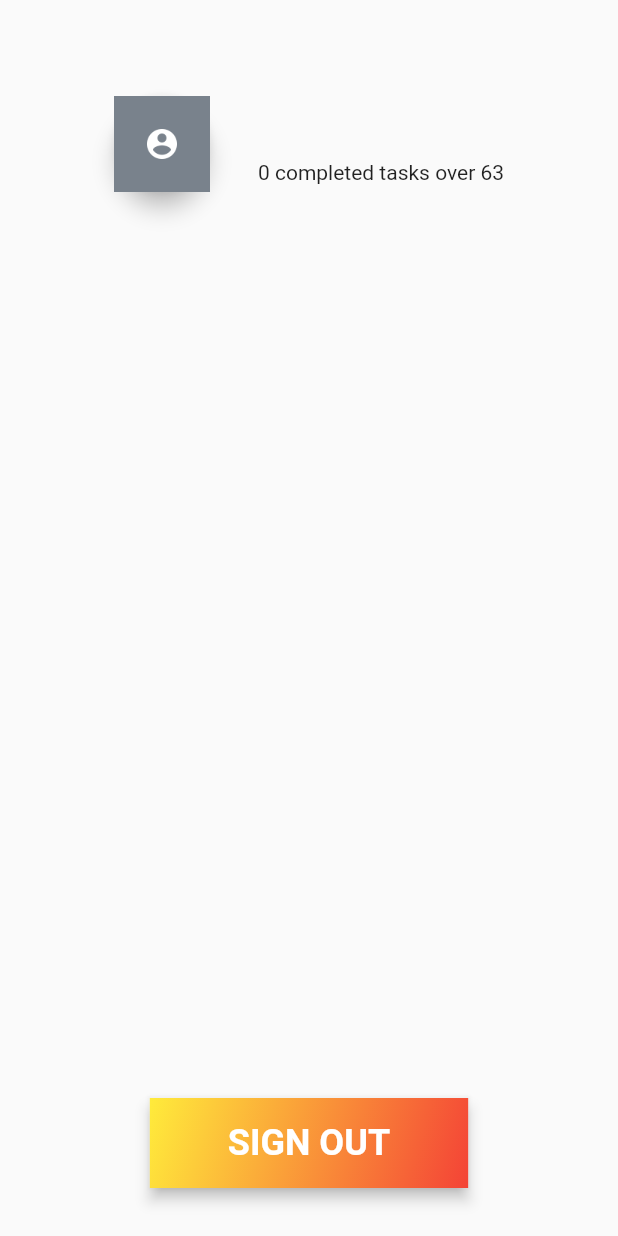
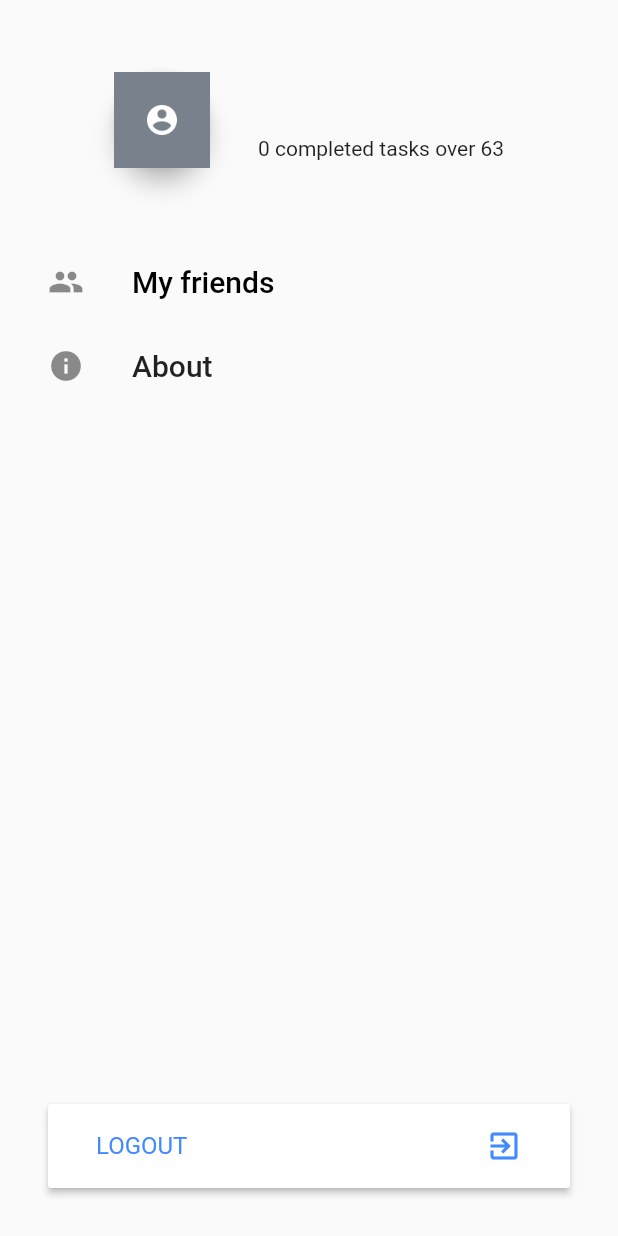
Before and after one commit to Ivaskuu/life_todo, a Flutter app: the MenuPage screen opened directly, on a phone screen of 412 x 824 dp. Run offline on Flutter 3.47's test engine with Material 2 defaults, Android fonts, the phone set to English and light mode, and no system bars; our stand-ins replace image_picker, share, shared_preferences; accounts and stored records are empty.

Commit message:
Better menu_page

```diff
--- a/lib/pages/menu_page.dart
+++ b/lib/pages/menu_page.dart
@@ -24,10 +24,17 @@ class _MenuPageState extends State<MenuPage>
         crossAxisAlignment: CrossAxisAlignment.center,
         children: <Widget>
         [
+          new Column
+          (
+            mainAxisAlignment: MainAxisAlignment.start,
+            crossAxisAlignment: CrossAxisAlignment.start,
+            children: <Widget>
+            [
+              /// Profile infos
               new Container
               (
-            margin: new EdgeInsets.only(top: 64.0),
-            child:   new Row
+                margin: new EdgeInsets.only(top: 48.0),
+                child: new Row
                 (
                   mainAxisAlignment: MainAxisAlignment.center,
                   crossAxisAlignment: CrossAxisAlignment.center,
@@ -59,29 +66,35 @@ class _MenuPageState extends State<MenuPage>
                   ],
                 ),
               ),
+              /// Menu buttons
+              new Padding(padding: new EdgeInsets.only(top: 48.0)),
+              new FlatButton
+              (
+                //onPressed: () { },
+                child: new ListTile
+                (
+                  title: new Text("My friends", style: new TextStyle(color: Colors.black, fontWeight: FontWeight.w500, fontSize: 20.0)),
+                  leading: new Icon(Icons.people, ),
+                ),
+              ),
+              new FlatButton
+              (
+                onPressed: () {  },
+                child: new ListTile
+                (
+                  title: new Text("About", style: new TextStyle(fontWeight: FontWeight.w500, fontSize: 20.0)),
+                  leading: new Icon(Icons.info,),
+                ),
+              ),
+            ],
+          ),
           new Container
           (
-            margin: new EdgeInsets.only(bottom: 32.0),
-            child: new Material
+            margin: new EdgeInsets.only(bottom: 32.0, left: 32.0, right: 32.0),
+            child: new RaisedButton
             (
-              elevation: 4.0,
-              child: new Container
-              (
-                decoration: new BoxDecoration
-                (
-                  gradient: new LinearGradient
-                  (
-                    colors: [ Colors.yellow, Colors.red ],
-                    begin: Alignment.topLeft,
-                    end: Alignment.bottomRight
-                  )
-                ),
-                child: new Material
-                (
-                  color: Colors.transparent,
-                  child: new InkWell
-                  (
-                    onTap: () async
+              color: Colors.white,
+              onPressed: () async
               {
                 User.prefs.setString('userName', null);
                 User.prefs.setString('userImage', null);
@@ -94,18 +107,27 @@ class _MenuPageState extends State<MenuPage>
                 Navigator.of(context).pop();
                 Navigator.of(context).pushReplacement(new MaterialPageRoute(builder: (_) => new OnboardPage()));
               },
-                    child: new Container
+              child: new ListTile
               (
-                      margin: new EdgeInsets.symmetric(horizontal: 52.0, vertical: 16.0),
-                      child: new Text('SIGN OUT', style: new TextStyle(fontSize: 24.0, fontWeight: FontWeight.w600, color: Colors.white)),
+                title: new Text("LOGOUT", style: new TextStyle(color: Colors.blueAccent)),
+                trailing: new Icon(Icons.exit_to_app, color: Colors.blueAccent),
               )
-                  ),
-                ),
-              ),
             )
-          ),
+          )
         ],
       )
     );
   }
+
+  Widget menuButton(String title)
+  {
+    return new InkWell
+    (
+      onTap: () {},
+      child: new ListTile
+      (
+        title: new Text(title, style: new TextStyle(color: Colors.black, fontWeight: FontWeight.w800, fontSize: 32.0)),
+      )
+    );
   }
+}
--- a/lib/pages/todo_list_page/todo_list_page.dart
+++ b/lib/pages/todo_list_page/todo_list_page.dart
@@ -140,7 +140,11 @@ class TodoListPageState extends State<TodoListPage>
             )
           )
         ],
-      )
+      ),
+      drawer: new Drawer
+      (
+        child: new MenuPage()
+      ),
     );
   }
 }
```
Lines whose indentation alone changed are shown as unchanged.
